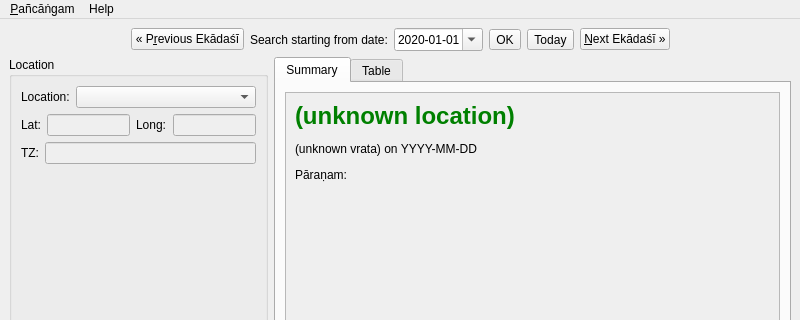
Old version of the form gui-qt/mainwindow.ui in the repository ashutosh108/vaishnavam-panchangam; both pictures show x 0 to 800 and y 0 to 320 of the 800 by 600 pixel window.
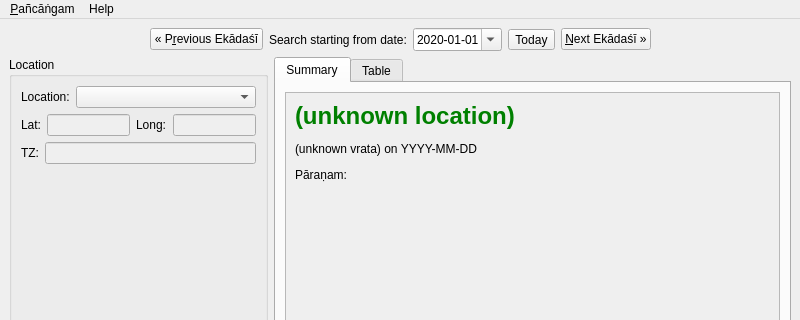
New version of the form. Custom widgets are drawn as their Qt base class.

Commit message: remove "OK" button next to data selector (it wasn't used)

```diff
--- a/gui-qt/mainwindow.ui
+++ b/gui-qt/mainwindow.ui
@@ -75,13 +75,6 @@
           </property>
          </widget>
         </item>
-        <item>
-         <widget class="QToolButton" name="okButton">
-          <property name="text">
-           <string>OK</string>
-          </property>
-         </widget>
-        </item>
         <item>
          <widget class="QToolButton" name="todayButton">
           <property name="text">
```
